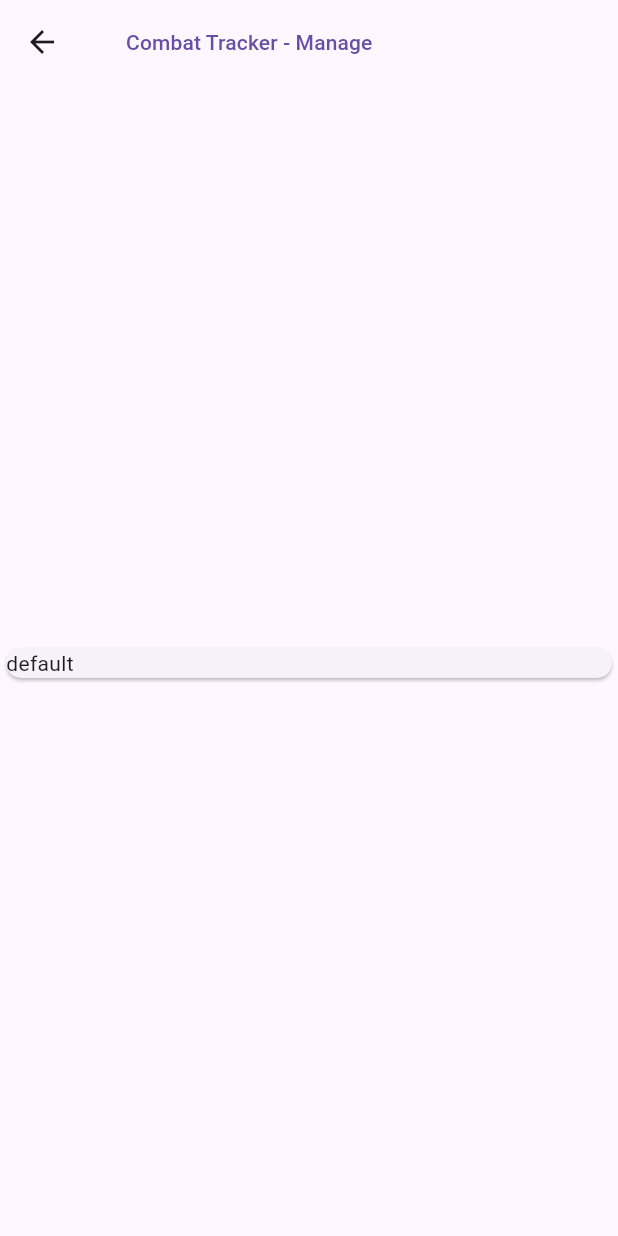
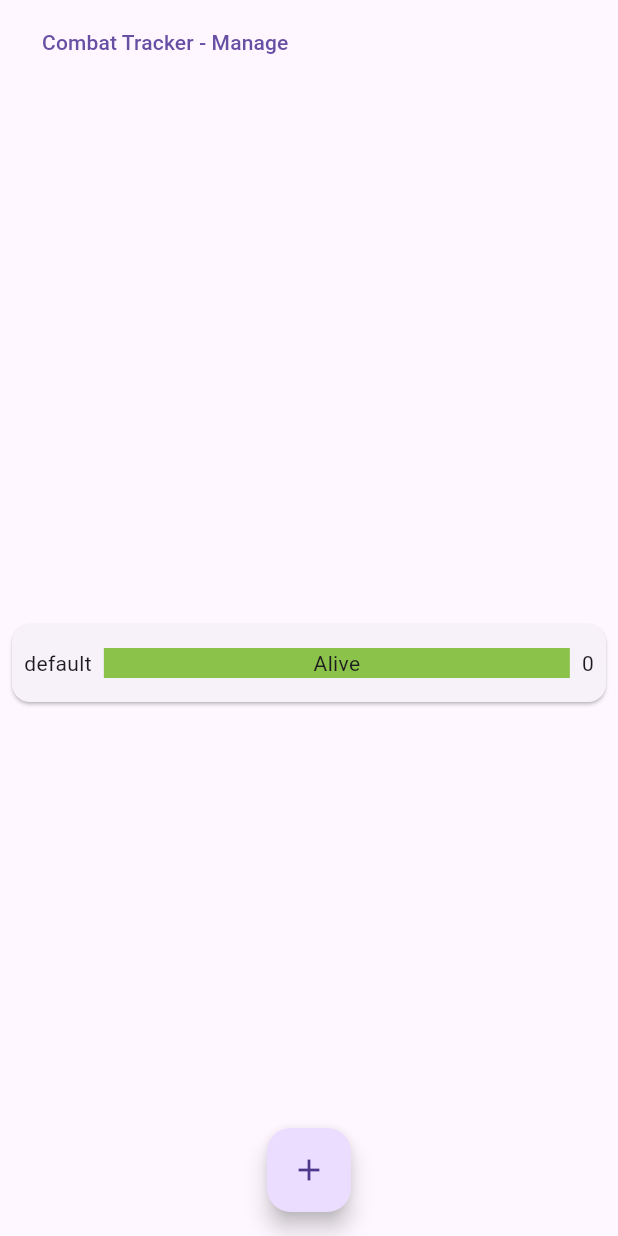
Before and after one commit to Danonovsky/Combat-Tracker, a Flutter app: the ManagePage screen opened by its route, on a phone screen of 412 x 824 dp. Run offline on Flutter 3.47's test engine with Material 2 defaults, Android fonts, the light colour scheme and no system bars.

Commit message:
Progress with entity view, reorganized folders

```diff
--- a/lib/components/entity/entity.dart
+++ b/lib/components/entity/entity.dart
@@ -1,10 +1,14 @@
+import 'package:flutter/material.dart';
+
 class Entity {
   String name = 'default';
   int hp = 10;
   int maxHp = 10;
   bool showHp = false;
   String status = 'Alive';
+  Color color = Colors.lightGreen;
   int initiative = 0;
 
+  double get displayHp => showHp ? hp / maxHp : 1.0;
   String get displayStatus => '$status${showHp ? ' ($hp/$maxHp)' : ''}';
 }
--- a/lib/components/entity/entityView.dart
+++ /dev/null
@@ -1,27 +0,0 @@
-import 'package:combat_tracker/components/entity/entity.dart';
-import 'package:flutter/material.dart';
-import 'package:flutter/src/widgets/framework.dart';
-import 'package:flutter/src/widgets/placeholder.dart';
-
-class EntityView extends StatefulWidget {
-  const EntityView({super.key, required this.entity});
-  final Entity entity;
-
-  @override
-  State<EntityView> createState() => _EntityViewState();
-}
-
-class _EntityViewState extends State<EntityView> {
-  late final Entity _entity = widget.entity;
-  @override
-  Widget build(BuildContext context) {
-    return Card(
-      elevation: 1.0,
-      child: Row(
-        children: [
-          Text(_entity.name),
-        ],
-      ),
-    );
-  }
-}
--- /dev/null
+++ b/lib/components/entity/entity_view.dart
@@ -0,0 +1,51 @@
+import 'package:combat_tracker/components/entity/entity.dart';
+import 'package:flutter/material.dart';
+
+class EntityView extends StatefulWidget {
+  const EntityView({super.key, required this.entity});
+  final Entity entity;
+
+  @override
+  State<EntityView> createState() => _EntityViewState();
+}
+
+class _EntityViewState extends State<EntityView> {
+  late final Entity _entity = widget.entity;
+  @override
+  Widget build(BuildContext context) {
+    return Card(
+      elevation: 1.0,
+      margin: const EdgeInsets.all(8.0),
+      child: Padding(
+        padding: const EdgeInsets.all(8.0),
+        child: Row(
+          mainAxisAlignment: MainAxisAlignment.spaceBetween,
+          children: [
+            Text(_entity.name),
+            Expanded(
+              child: Stack(
+                children: [
+                  Padding(
+                    padding: const EdgeInsets.all(8.0),
+                    child: LinearProgressIndicator(
+                      value: _entity.displayHp,
+                      color: _entity.color,
+                      minHeight: 20,
+                    ),
+                  ),
+                  Center(
+                    child: Padding(
+                      padding: const EdgeInsets.all(8.0),
+                      child: Text(_entity.displayStatus),
+                    ),
+                  ),
+                ],
+              ),
+            ),
+            Text(_entity.initiative.toString()),
+          ],
+        ),
+      ),
+    );
+  }
+}
--- a/lib/pages/layout_page.dart
+++ b/lib/pages/home/home_page.dart
@@ -1,9 +1,9 @@
 import 'package:combat_tracker/shared/appbar.dart';
 import 'package:flutter/material.dart';
 
-class LayoutPage extends StatelessWidget {
+class HomePage extends StatelessWidget {
   static const String route = '';
-  const LayoutPage({super.key});
+  const HomePage({super.key});
   @override
   Widget build(BuildContext context) {
     return Scaffold(
--- a/lib/pages/manage_page.dart
+++ b/lib/pages/manage/manage_page.dart
@@ -1,7 +1,7 @@
 import 'package:combat_tracker/components/entity/entity.dart';
-import 'package:combat_tracker/components/entity/entityView.dart';
+import 'package:combat_tracker/components/entity/entity_view.dart';
 import 'package:flutter/material.dart';
-import '../shared/appbar.dart';
+import '../../shared/appbar.dart';
 
 class ManagePage extends StatefulWidget {
   static const String route = '/manage';
@@ -26,6 +26,12 @@ class _ManagePageState extends State<ManagePage> {
           children: _entities.map((e) => EntityView(entity: e)).toList(),
         ),
       ),
+      floatingActionButtonLocation: FloatingActionButtonLocation.centerFloat,
+      floatingActionButton: FloatingActionButton(
+        onPressed: () {},
+        tooltip: 'Add',
+        child: const Icon(Icons.add),
+      ),
     );
   }
 }
--- a/lib/pages/preview_page.dart
+++ b/lib/pages/preview/preview_page.dart
@@ -1,5 +1,5 @@
 import 'package:flutter/material.dart';
-import '../shared/appbar.dart';
+import '../../shared/appbar.dart';
 
 class PreviewPage extends StatefulWidget {
   static const String route = '/preview';
--- a/lib/shared/appbar.dart
+++ b/lib/shared/appbar.dart
@@ -1,8 +1,8 @@
-import 'package:combat_tracker/pages/layout_page.dart';
-import 'package:combat_tracker/pages/manage_page.dart';
+import 'package:combat_tracker/pages/home/home_page.dart';
+import 'package:combat_tracker/pages/manage/manage_page.dart';
 import 'package:flutter/material.dart';
 
-import '../pages/preview_page.dart';
+import '../pages/preview/preview_page.dart';
 
 class Appbar extends StatelessWidget implements PreferredSizeWidget {
   const Appbar({super.key, required this.title});
@@ -10,25 +10,23 @@ class Appbar extends StatelessWidget implements PreferredSizeWidget {
 
   @override
   Widget build(BuildContext context) {
-    List<Widget> navItems = [
+    final List<Widget> navItems = [
       TextButton(
-          onPressed: () {
-            Navigator.of(context).pushReplacementNamed(ManagePage.route);
-          },
-          child: const Text("Manage")),
+        onPressed: () => Navigator.of(context).pushReplacementNamed(ManagePage.route),
+        child: const Text("Manage"),
+      ),
       TextButton(
-          onPressed: () {
-            Navigator.of(context).pushReplacementNamed(PreviewPage.route);
-          },
-          child: const Text("Preview")),
+        onPressed: () => Navigator.of(context).pushReplacementNamed(PreviewPage.route),
+        child: const Text("Preview"),
+      ),
     ];
     var mobile = MediaQuery.of(context).size.width < 700;
     return AppBar(
+      automaticallyImplyLeading: false,
       title: TextButton(
-          onPressed: () {
-            Navigator.of(context).pushReplacementNamed(LayoutPage.route);
-          },
-          child: Text(title)),
+        onPressed: () => Navigator.of(context).pushReplacementNamed(HomePage.route),
+        child: Text(title),
+      ),
       actions: mobile ? null : navItems,
     );
   }
```
Also changed, not shown: lib/main.dart (+5 -5 lines).
